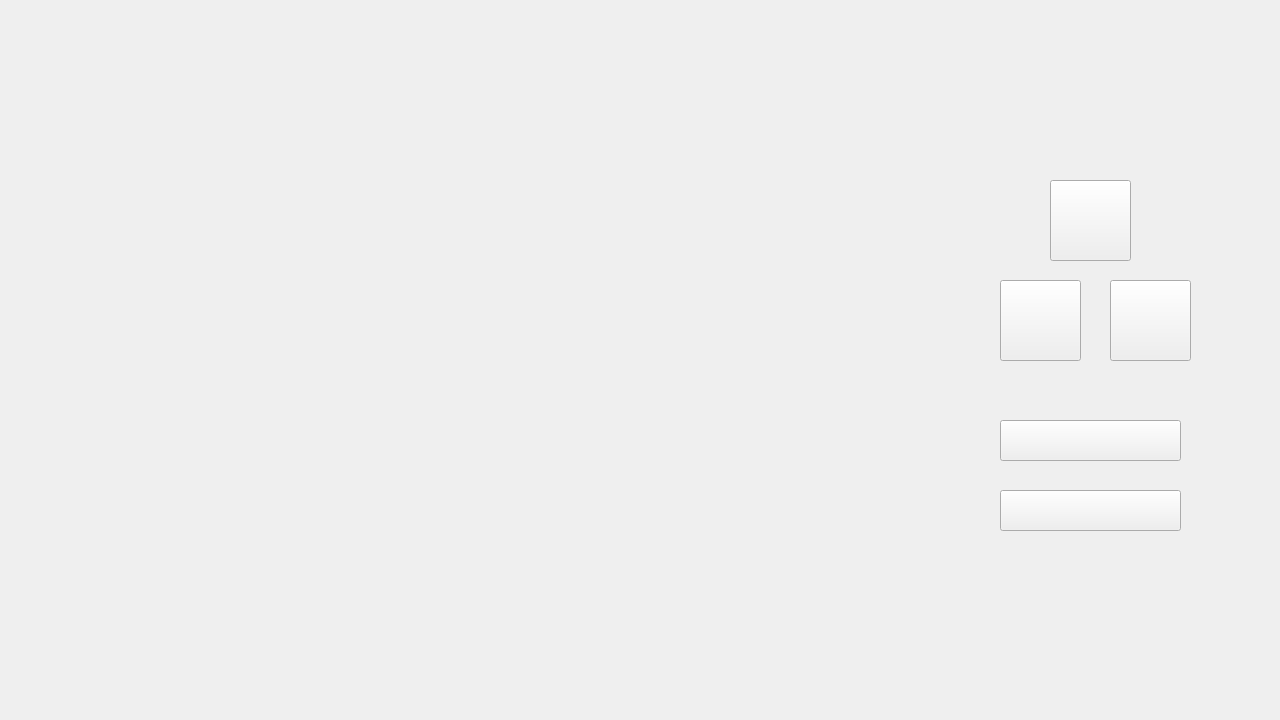
Above: client/windows/singlewindow.ui from HFDLYS/HeartstringsResonance before the change. Below: the same form after it.
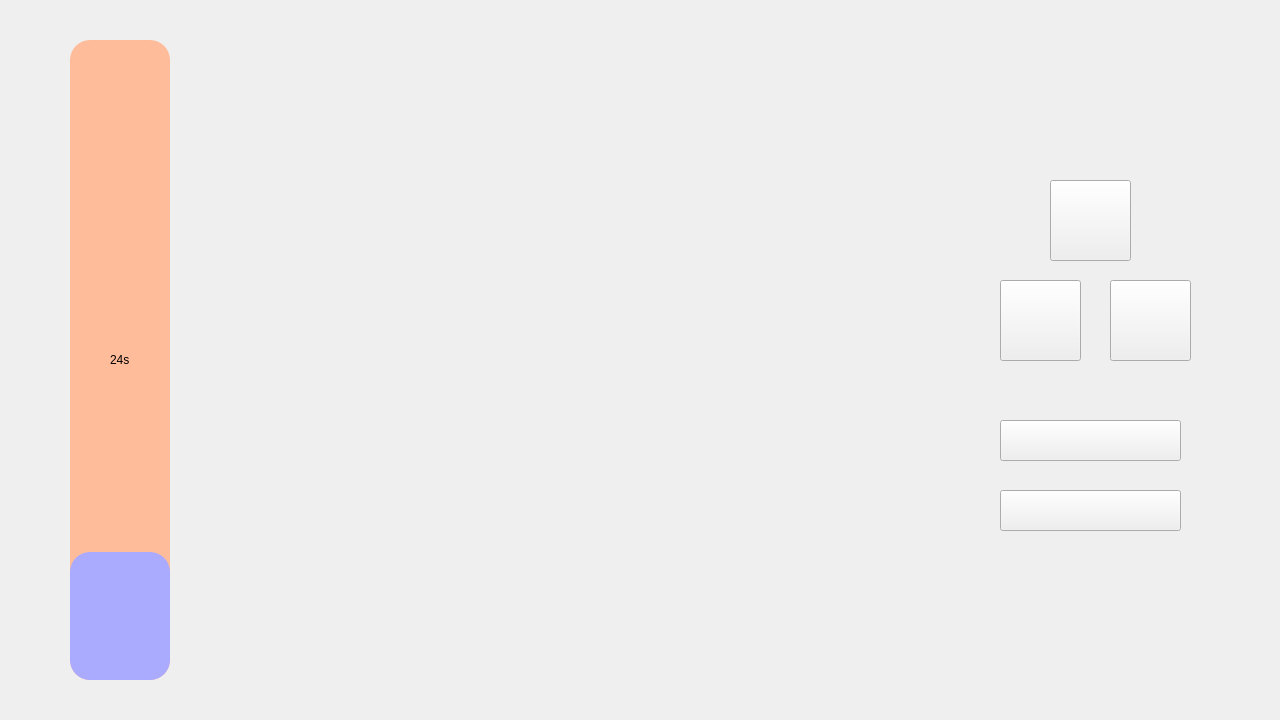
That is the form after the change. Icons and pictures are not drawn.

Commit message: feat: 给singlewindow添加seed,添加倒计时.

Patch:
```diff
--- a/client/windows/singlewindow.ui
+++ b/client/windows/singlewindow.ui
@@ -188,6 +188,44 @@
       <bool>true</bool>
      </property>
     </widget>
+    <widget class="QProgressBar" name="progressBar">
+     <property name="geometry">
+      <rect>
+       <x>70</x>
+       <y>40</y>
+       <width>100</width>
+       <height>640</height>
+      </rect>
+     </property>
+     <property name="styleSheet">
+      <string notr="true">QProgressBar {
+    border: 0px solid white;
+    text-align: center;
+	border-radius: 20px;
+	background-color: rgb(255, 188, 155);
+}
+
+QProgressBar::chunk:Vertical{
+    background-color: rgb(170, 170, 255);
+	border-radius: 20px;
+}</string>
+     </property>
+     <property name="maximum">
+      <number>120</number>
+     </property>
+     <property name="value">
+      <number>24</number>
+     </property>
+     <property name="textVisible">
+      <bool>true</bool>
+     </property>
+     <property name="orientation">
+      <enum>Qt::Orientation::Vertical</enum>
+     </property>
+     <property name="format">
+      <string>%vs</string>
+     </property>
+    </widget>
    </widget>
    <widget class="QWidget" name="picwidget" native="true">
     <property name="geometry">
```
The commit also changes 5 other files.
